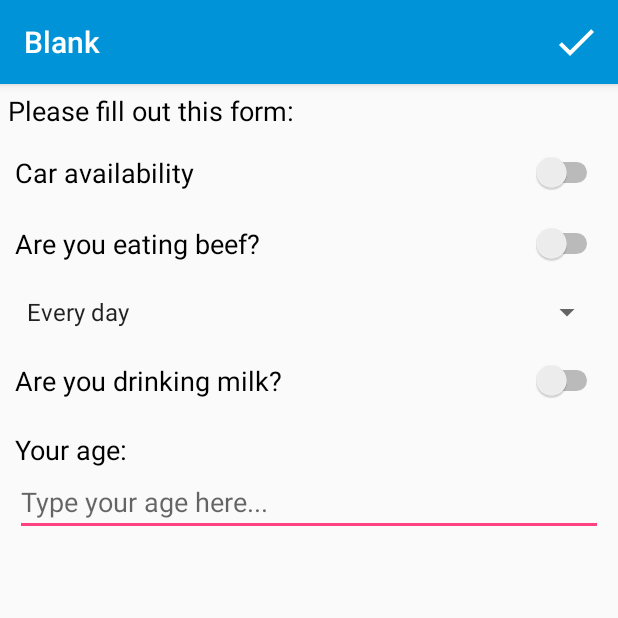
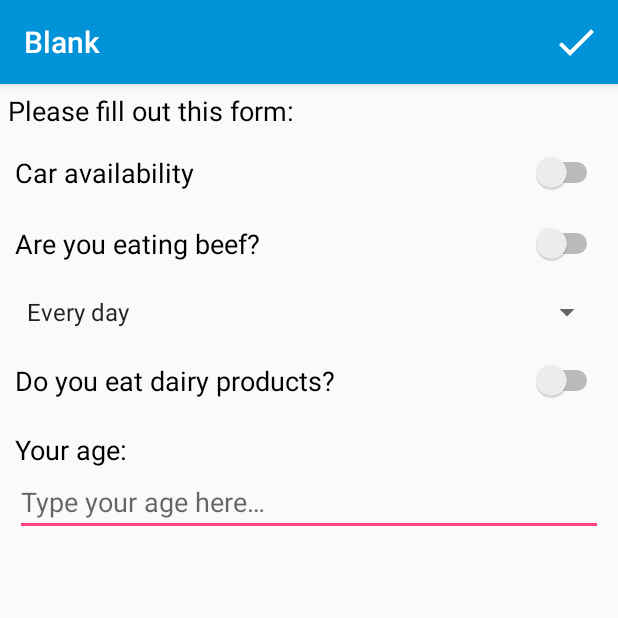
Before and after one commit to Urpanium/IceSaver, an Android app: the screen it shows after launch (BlankActivity), after a tap on "START", on a phone screen of 412 x 824 dp, the top half of it. Run offline under Robolectric (Android 15) with nearby library versions, the phone set to English and light mode, and no system bars.

Commit message:
Blank Activity done (that's for sure)

```diff
--- a/app/src/main/java/com/tuc/icesaver/BlankActivity.java
+++ b/app/src/main/java/com/tuc/icesaver/BlankActivity.java
@@ -7,6 +7,7 @@ import android.view.KeyEvent;
 import android.view.Menu;
 import android.view.MenuItem;
 import android.view.View;
+import android.widget.CompoundButton;
 import android.widget.EditText;
 import android.widget.SeekBar;
 import android.widget.Spinner;
@@ -17,8 +18,9 @@ import android.widget.Toast;
 public class BlankActivity extends AppCompatActivity {
 
     Switch carAvailibilitySwitch;
-    Switch smokingSwitch;
+    //Switch smokingSwitch;
     Switch beefSwitch;
+    Switch milkSwitch;
     Spinner beefFrequencySpinner;
     EditText ageEditText;
     TextView ageErrorText;
@@ -29,7 +31,22 @@ public class BlankActivity extends AppCompatActivity {
         setContentView(R.layout.blank_activity);
         findWidgets();
         ageErrorText.setText("");
+        beefSwitch.setOnCheckedChangeListener(new CompoundButton.OnCheckedChangeListener() {
+            @Override
+            public void onCheckedChanged(CompoundButton button, boolean isChecked) {
+                beefFrequencySpinner.setEnabled(isChecked);
+                beefFrequencySpinner.setClickable(isChecked);
+            }
+        });
+        if (!Settings.isFirstRun) {
+            carAvailibilitySwitch.setChecked(Settings.car);
+            beefSwitch.setChecked(Settings.beef);
+            beefFrequencySpinner.setSelection(Settings.beefFrequency);
+            milkSwitch.setChecked(Settings.milk);
+            ageEditText.setText(Settings.age + "", TextView.BufferType.EDITABLE);
+        }
     }
+
     @Override
     public boolean onCreateOptionsMenu(Menu menu) {
 
@@ -42,33 +59,34 @@ public class BlankActivity extends AppCompatActivity {
         onBlankDone();
         return super.onOptionsItemSelected(item);
     }
+
     void findWidgets() {
-        carAvailibilitySwitch = (Switch) findViewById(R.id.swCar);
-        beefSwitch = (Switch) findViewById(R.id.swBeef);
-        beefFrequencySpinner = (Spinner) findViewById(R.id.spBeef);
-        ageEditText = (EditText) findViewById(R.id.etAge);
-        ageErrorText = (TextView) findViewById(R.id.tvWrongAge);
+        carAvailibilitySwitch = findViewById(R.id.swCar);
+        beefSwitch = findViewById(R.id.swBeef);
+        beefFrequencySpinner = findViewById(R.id.spBeef);
+        milkSwitch = findViewById(R.id.swMilk);
+        ageEditText = findViewById(R.id.etAge);
+        ageErrorText = findViewById(R.id.tvWrongAge);
+    }
 
-    }
     public void onBlankDone() {
         if (!ageEditText.getText().toString().equals("")) {
             int age = Integer.parseInt(ageEditText.getText().toString());
-            if (age <= 150&&age > 0) {
-                //Settings.smoking = smokingSwitch.isChecked();
+            if (age <= 120 && age > 0) {
                 Settings.beef = beefSwitch.isChecked();
                 if (Settings.beef)
                     Settings.beefFrequency = beefFrequencySpinner.getSelectedItemPosition();
                 Settings.car = carAvailibilitySwitch.isChecked();
-
+                Settings.age = age;
+                Settings.milk = milkSwitch.isChecked();
                 Settings.save();
-                //Toast.makeText(this, "new data " + FileUtil.readFile("data"),Toast.LENGTH_LONG).show();
-                Intent intent=new Intent(this,MainActivity.class);
+                Intent intent = new Intent(this, MainActivity.class);
                 startActivity(intent);
                 finish();
             } else {
                 ageErrorText.setText(getResources().getString(R.string.blank_age_error));
             }
-        }else {
+        } else {
             ageErrorText.setText(getResources().getString(R.string.blank_age_empty));
         }
     }
--- a/app/src/main/java/com/tuc/icesaver/Settings.java
+++ b/app/src/main/java/com/tuc/icesaver/Settings.java
@@ -2,33 +2,34 @@ package com.tuc.icesaver;
 
 import android.content.Context;
 
-public class Settings {
+class Settings {
 
-    public static boolean isFirstRun = false;
-    public static Context ctx;
+    static boolean isFirstRun = false;
+    static Context ctx;
 
-    public static int age = 0;
-    public static boolean car = false;
-    public static boolean beef = false;
-    public static int beefFrequency = -1;
-    public static boolean milk = false;
-    public static void save() {
-        FileUtil.writeKey("age",""+age,ctx);
-        FileUtil.writeKey("car",""+car,ctx);
-        FileUtil.writeKey("beef",""+beef,ctx);
-        if(beef)
-            FileUtil.writeKey("beefFrequency",""+beefFrequency,ctx);
-        FileUtil.writeKey("milk",""+milk,ctx);
+    static int age = 0;
+    static boolean car = false;
+    static boolean beef = false;
+    static int beefFrequency = -1;
+    static boolean milk = false;
+
+    static void save() {
+        FileUtil.writeKey("age", "" + age, ctx);
+        FileUtil.writeKey("car", "" + car, ctx);
+        FileUtil.writeKey("beef", "" + beef, ctx);
+        if (beef)
+            FileUtil.writeKey("beefFrequency", "" + beefFrequency, ctx);
+        FileUtil.writeKey("milk", "" + milk, ctx);
 
     }
 
-    public static void load() {
+    static void load() {
         age = Integer.parseInt(FileUtil.readKey("age"));
         car = Boolean.parseBoolean(FileUtil.readKey("car"));
         beef = Boolean.parseBoolean(FileUtil.readKey("beef"));
-        if(beef)
+        if (beef)
             beefFrequency = Integer.parseInt(FileUtil.readKey("beefFrequency"));
-        milk =  Boolean.parseBoolean(FileUtil.readKey("milk"));
+        milk = Boolean.parseBoolean(FileUtil.readKey("milk"));
     }
 
 }
--- a/app/src/main/java/com/tuc/icesaver/StartActivity.java
+++ b/app/src/main/java/com/tuc/icesaver/StartActivity.java
@@ -6,12 +6,14 @@ import android.os.Bundle;
 import android.support.v7.app.AppCompatActivity;
 import android.view.View;
 import android.widget.Button;
+
 import java.io.File;
 
 public class StartActivity extends AppCompatActivity {
 
     public Context ctx;
     Button startButton;
+
     @Override
     protected void onCreate(Bundle savedInstanceState) {
         super.onCreate(savedInstanceState);
@@ -26,8 +28,4 @@ public class StartActivity extends AppCompatActivity {
     }
 
 
-
-
-
-
 }
--- a/app/src/main/res/values/strings.xml
+++ b/app/src/main/res/values/strings.xml
@@ -13,13 +13,15 @@
         <item>Once per week</item>
         <item>Never</item>
     </string-array>
-    <string name="blank_milk">Are you drinking milk?</string>
+    <string name="blank_milk">Do you eat dairy products?</string>
     <string name="blank_age">Your age:</string>
-    <string name="blank_age_hint">Type your age here...</string>
+    <string name="blank_age_hint">Type your age here…</string>
     <string name="blank_please">Please fill out this form:</string>
     <string name="blank_done">Done</string>
     <string name="blank_age_error">Invalid age</string>
     <string name="blank_beef_frequency">Frequency of eating beef</string>
     <string name="blank_age_empty">Please type your age</string>
+    <string name="main_settings">Settings</string>
+    <string name="main_refill_blank">Change blank</string>
 
 </resources>
```
Also changed, not shown: app/src/main/java/com/tuc/icesaver/MainActivity.java (+22 -3 lines), app/src/main/java/com/tuc/icesaver/SplashActivity.java (+6 -5 lines), app/src/main/res/menu/main_menu.xml (added, +10 -0 lines), app/src/main/res/drawable/ic_refill_blank.png (added), 1 other file.
